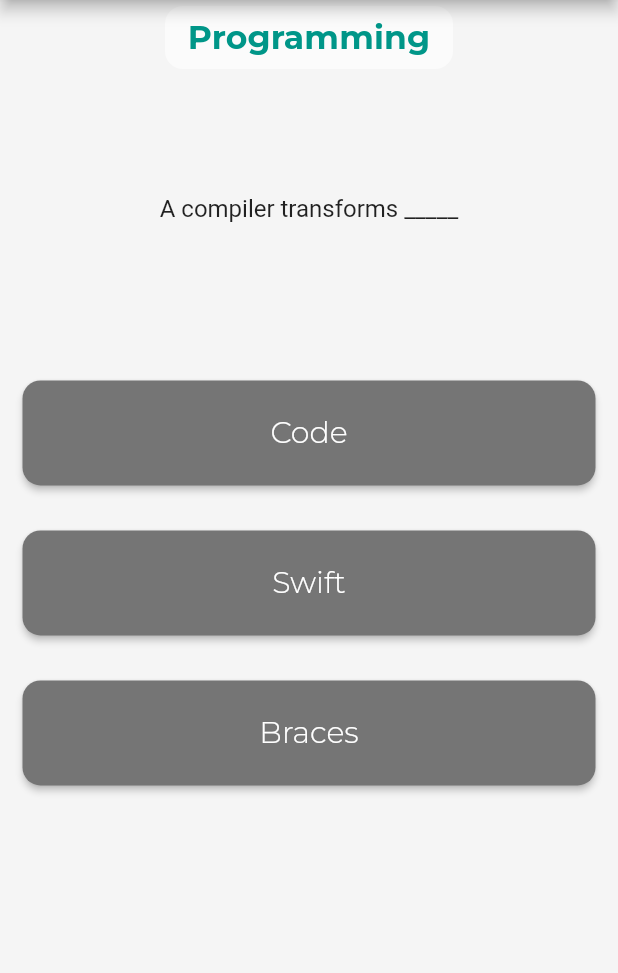
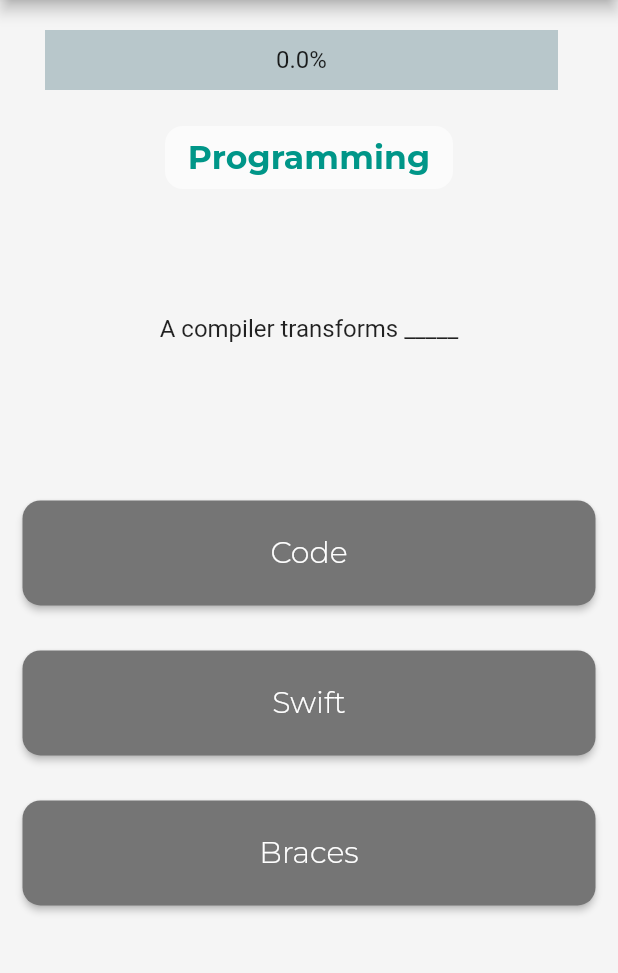
Before and after one commit to stha-nikhil/flutter-rnd, a Flutter app: the screen it shows after launch, on a phone screen of 412 x 824 dp, the part 84-1057 px from its top. Run offline on Flutter 3.47's test engine with Material 2 defaults, Android fonts, the phone set to English and light mode, and no system bars; drawn by our look-alikes of percent_indicator; our stand-ins replace dio, easy_localization, flutter_form_builder, form_builder_validators, go_router, shared_preferences and 1 more; accounts and stored records are empty.

Commit message:
FEAT: add progress bar as consumer

```diff
--- a/lib/drawer.dart
+++ b/lib/drawer.dart
@@ -1,4 +1,5 @@
 import 'package:flutter/material.dart';
+import 'package:percent_indicator/linear_percent_indicator.dart';
 
 import 'style.dart';
 
@@ -85,3 +86,29 @@ class CardTitle extends StatelessWidget {
     );
   }
 }
+
+class ProgressBar extends StatelessWidget {
+  const ProgressBar(this.index, this.total, {super.key});
+
+  final int index;
+  final int total;
+
+  @override
+  Widget build(BuildContext context) {
+    double progress = (index/total);
+    double percent = progress*100;
+    // double total = percent*100;
+    return Padding(
+      padding: const EdgeInsets.all(20.0),
+      child: LinearPercentIndicator(
+        width: MediaQuery.of(context).size.width - 50,
+        animation: true,
+        lineHeight: 40,
+        percent: progress,
+        center: Text('$percent%',
+            style: Theme.of(context).textTheme.titleMedium,),
+        progressColor: Colors.teal,
+      ),
+    );
+  }
+}
--- a/lib/quiz.dart
+++ b/lib/quiz.dart
@@ -26,6 +26,7 @@ class _QuizState extends State<Quiz> {
                   questionProvider.questions.length
               ? Column(
                   children: [
+                    ProgressBar(questionProvider.questionIndex, questionProvider.questions.length),
                     const SizedBox(
                       width: 200,
                       height: 50,
```
